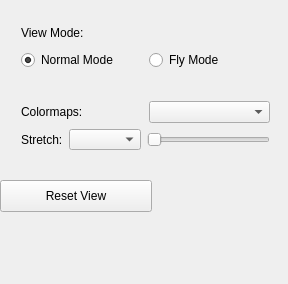
Qt form vispy_isosurface/options_widget.ui (glue-viz/glue-vispy-viewers) before a commit.
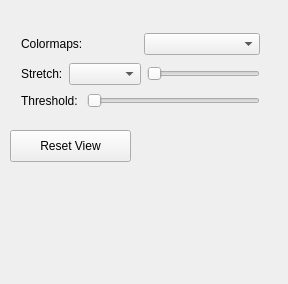
The same form after that commit.

```diff
--- a/vispy_isosurface/options_widget.ui
+++ b/vispy_isosurface/options_widget.ui
@@ -13,74 +13,16 @@
   <property name="windowTitle">
    <string>3D_Volume</string>
   </property>
-  <widget class="QWidget" name="gridLayoutWidget">
-   <property name="geometry">
-    <rect>
-     <x>10</x>
-     <y>10</y>
-     <width>271</width>
-     <height>71</height>
-    </rect>
-   </property>
-   <layout class="QGridLayout" name="gridLayout">
-    <item row="1" column="1">
-     <layout class="QHBoxLayout" name="horizontalLayout_4">
-      <item>
-       <widget class="QRadioButton" name="fly_mode">
-        <property name="text">
-         <string>Fly Mode</string>
-        </property>
-       </widget>
-      </item>
-     </layout>
-    </item>
-    <item row="0" column="0">
-     <layout class="QHBoxLayout" name="horizontalLayout">
-      <item>
-       <widget class="QLabel" name="label">
-        <property name="text">
-         <string>View Mode:</string>
-        </property>
-       </widget>
-      </item>
-     </layout>
-    </item>
-    <item row="1" column="0">
-     <widget class="QRadioButton" name="nor_mode">
-      <property name="text">
-       <string>Normal Mode</string>
-      </property>
-      <property name="checked">
-       <bool>true</bool>
-      </property>
-     </widget>
-    </item>
-   </layout>
-  </widget>
   <widget class="QWidget" name="gridLayoutWidget_2">
    <property name="geometry">
     <rect>
      <x>10</x>
-     <y>90</y>
-     <width>271</width>
-     <height>71</height>
+     <y>20</y>
+     <width>261</width>
+     <height>103</height>
     </rect>
    </property>
    <layout class="QGridLayout" name="gridLayout_3">
-    <item row="0" column="0">
-     <layout class="QHBoxLayout" name="horizontalLayout_6">
-      <item>
-       <widget class="QLabel" name="cmap_lab">
-        <property name="text">
-         <string>Colormaps:</string>
-        </property>
-       </widget>
-      </item>
-      <item>
-       <widget class="QComboBox" name="cmap_menu"/>
-      </item>
-     </layout>
-    </item>
     <item row="1" column="0">
      <layout class="QHBoxLayout" name="horizontalLayout_3">
       <item>
@@ -117,14 +59,46 @@
       </item>
      </layout>
     </item>
+    <item row="0" column="0">
+     <layout class="QHBoxLayout" name="horizontalLayout_6">
+      <item>
+       <widget class="QLabel" name="cmap_lab">
+        <property name="text">
+         <string>Colormaps:</string>
+        </property>
+       </widget>
+      </item>
+      <item>
+       <widget class="QComboBox" name="cmap_menu"/>
+      </item>
+     </layout>
+    </item>
+    <item row="2" column="0">
+     <layout class="QHBoxLayout" name="horizontalLayout">
+      <item>
+       <widget class="QLabel" name="label">
+        <property name="text">
+         <string>Threshold: </string>
+        </property>
+       </widget>
+      </item>
+      <item>
+       <widget class="QSlider" name="threshold_slider">
+        <property name="orientation">
+         <enum>Qt::Horizontal</enum>
+        </property>
+       </widget>
+      </item>
+     </layout>
+    </item>
    </layout>
   </widget>
   <widget class="QPushButton" name="reset_button">
    <property name="geometry">
     <rect>
-     <x>0</x>
-     <y>180</y>
-     <width>152</width>
+     <x>10</x>
+     <y>130</y>
+     <width>121</width>
      <height>32</height>
     </rect>
    </property>
```
